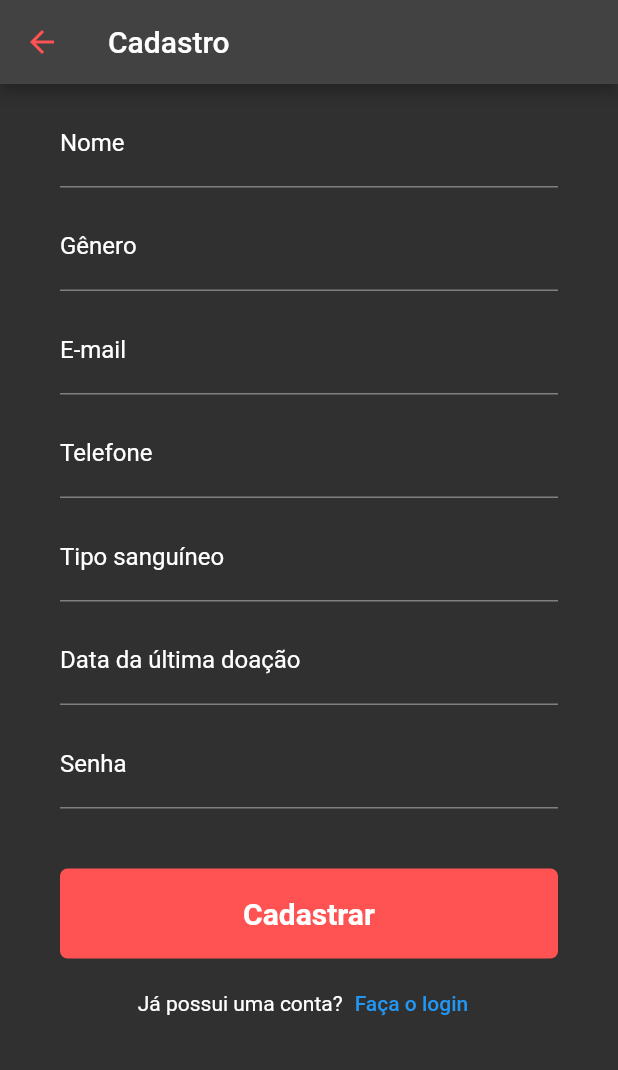
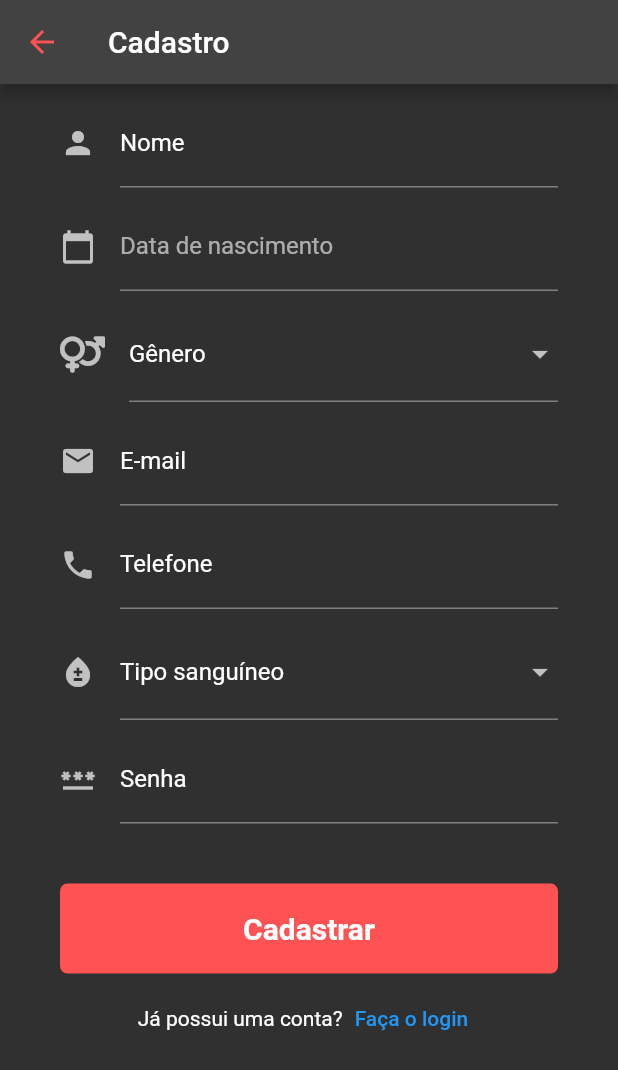
Before and after one commit to jsgorlon/doe_sangue, a Flutter app: the SignupPage screen opened directly, after a tap on "Cadastrar", on a phone screen of 412 x 824 dp. Shown: the top 1070 px of the screen. Run offline on Flutter 3.47's test engine with Material 2 defaults, Android fonts, the phone set to English and light mode, and no system bars; our stand-ins replace auto_size_text, font_awesome_flutter, mask_text_input_formatter, sqflite; missing offline and left inert: maps_launcher; accounts and stored records are empty.

Commit message:
tela de cadastro funcionando

```diff
--- a/lib/views/android/TabbedHome.page.dart
+++ b/lib/views/android/TabbedHome.page.dart
@@ -131,7 +131,7 @@ class _TabbedHomeState extends State<TabbedHome>
               accountEmail: Text('email@email.com'), //user data
             ),
             ListTile(
-              title: Text('Minha conta'),
+              title: Text('Meu perfil'),
               onTap: () {
                 Navigator.of(context).pushNamed('/profile');
               },
@@ -141,7 +141,7 @@ class _TabbedHomeState extends State<TabbedHome>
               title: Text('Localizar Hemocentro'),
               onTap: () {
                 MapsLauncher.launchQuery(
-                    'hemocentro');
+                    'doar sangue');
               },
             ),
 
--- a/lib/views/android/signup.page.dart
+++ b/lib/views/android/signup.page.dart
@@ -1,7 +1,13 @@
 // ignore_for_file: use_key_in_widget_constructors
 
+import 'package:doe_sangue/controller/usuario.controller.dart';
+import 'package:font_awesome_flutter/font_awesome_flutter.dart';
 import 'package:mask_text_input_formatter/mask_text_input_formatter.dart';
 import 'package:flutter/material.dart';
+import 'package:intl/intl.dart';
+
+import '../../models/usuario.dart';
+
 
 var maskFormatterPhone = MaskTextInputFormatter(
   mask: '(##) #####-####',
@@ -9,13 +15,44 @@ var maskFormatterPhone = MaskTextInputFormatter(
   type: MaskAutoCompletionType.lazy
 );
 
-var maskFormatterDate = MaskTextInputFormatter(
-  mask: '##/##/####',
-  filter: { "#": RegExp(r'[0-9]') },
-  type: MaskAutoCompletionType.lazy
-);
 
-class SignupPage extends StatelessWidget {
+class SignupPage extends StatefulWidget {
+  @override
+  State<SignupPage> createState() => _SignupPageState();
+}
+
+class _SignupPageState extends State<SignupPage> {
+
+  TextEditingController birthdate = TextEditingController();
+
+
+  String? nomeUsuario;
+  String? sexo;
+  DateTime? dataNascimento;
+  String? email;
+  String? telefone;
+  String? tipoSanguineo;
+  String? senha;
+
+  final formKey = GlobalKey<FormState>();
+
+  void save(BuildContext context) async {
+  formKey.currentState!.save();
+  var usuarioController = UsuarioController();
+  usuarioController.create(Usuario(nomeUsuario, sexo, dataNascimento, email, telefone, tipoSanguineo, senha));
+  Navigator.of(context).pop();
+  }
+
+  stringToData(String data) {
+  dataNascimento = DateTime.parse(data);
+  }
+
+  @override
+
+  void initState() {
+    super.initState();
+  }
+
   @override
   Widget build(BuildContext context) {
     return Scaffold(
@@ -28,13 +65,17 @@ class SignupPage extends StatelessWidget {
           onPressed: () => Navigator.pop(context, false),
         ),
       ),
-      body: Container(
+      body: Form(
+        key: formKey,
+        child: Container(
           padding: const EdgeInsets.only(top: 10, left: 40, right: 40),
           child: ListView(
             children: <Widget>[
+
               TextFormField(
                 keyboardType: TextInputType.text,
                 decoration: const InputDecoration(
+                  icon: Icon(Icons.person),
                   labelText: "Nome",
                   labelStyle: TextStyle(
                     color: Colors.white,
@@ -45,29 +86,70 @@ class SignupPage extends StatelessWidget {
                 style: const TextStyle(
                   fontSize: 16,
                 ),
+                onSaved: (name) => nomeUsuario = name,
               ),
+
               const SizedBox(
                 height: 10,
                 ),
+
               TextFormField(
-              keyboardType: TextInputType.text,
+                controller: birthdate,
                 decoration: const InputDecoration(
-                labelText: "Gênero",
-                labelStyle: TextStyle(
-                  color: Colors.white,
-                  fontSize: 16,
+                    icon: Icon(Icons.calendar_today),
+                    labelText: "Data de nascimento"
                     ),
+                readOnly: true,
+                onTap: () async {
+                  DateTime? birthDate = await showDatePicker(
+                      context: context,
+                      initialDate: DateTime.now(),
+                      firstDate: DateTime(1900),
+                      lastDate: DateTime.now(),
+                  );
+
+                if(birthDate != null ){
+                      String date = DateFormat('yyyy-MM-dd').format(birthDate);
+                    setState(() {
+                      birthdate.text = date;
+                      }
+                    );
+                  }
+                },
+                onSaved: (date) => stringToData(date!),
               ),
-              style: const TextStyle(
-                fontSize: 16,
-              ),
-            ),
+
               const SizedBox(
                   height: 10,
                   ),
+
+              DropdownButtonFormField(
+                decoration: const InputDecoration(
+                  icon: FaIcon(FontAwesomeIcons.venusMars),
+                  labelText: "Gênero",
+                  labelStyle: TextStyle(fontSize: 16, color: Colors.white),
+                ),
+                items: <String>['Masculino', 'Feminino'].map<DropdownMenuItem<String>>((String gender) {
+                  return DropdownMenuItem<String>(
+                    value: gender,
+                    child: Text(gender,
+                      style: const TextStyle(fontSize: 16),
+                      ),
+                    );
+                  }
+                ).toList(),
+                onChanged: (String? gender) {  },
+                onSaved: (gender) => sexo = gender,
+              ),
+
+              const SizedBox(
+                height: 10,
+                ),
+
               TextFormField(
                 keyboardType: TextInputType.emailAddress,
                 decoration: const InputDecoration(
+                  icon: Icon(Icons.email),
                   labelText: "E-mail",
                   labelStyle: TextStyle(
                     color: Colors.white,
@@ -77,14 +159,18 @@ class SignupPage extends StatelessWidget {
                 style: const TextStyle(
                   fontSize: 16,
                 ),
+                onSaved: (adress) => email = adress,
               ),
+
               const SizedBox(
                 height: 10,
                 ),
+
               TextFormField(
                 inputFormatters: [maskFormatterPhone],
                 keyboardType: TextInputType.phone,
                 decoration: const InputDecoration(
+                  icon: Icon(Icons.phone),
                   labelText: "Telefone",
                   labelStyle: TextStyle(
                     color: Colors.white,
@@ -94,47 +180,71 @@ class SignupPage extends StatelessWidget {
                 style: const TextStyle(
                   fontSize: 16,
                 ),
+                onSaved: (phone) => telefone = phone,
               ),
+
               const SizedBox(
                 height: 10,
                 ),
-            TextFormField(
-              keyboardType: TextInputType.text,
+
+              DropdownButtonFormField(
                 decoration: const InputDecoration(
+                  icon: Icon(Icons.bloodtype),
                   labelText: "Tipo sanguíneo",
-                labelStyle: TextStyle(
-                  color: Colors.white,
-                  fontSize: 16,
+                  labelStyle: TextStyle(fontSize: 16, color: Colors.white),
                 ),
+                items: <String>['A+', 'B+', 'AB+', 'O+', 'A-', 'B-', 'AB-', 'O-'].map<DropdownMenuItem<String>>((String value) {
+                  return DropdownMenuItem<String>(
+                    value: value,
+                    child: Text(value,
+                      style: const TextStyle(fontSize: 16),
                       ),
-              style: const TextStyle(
-                fontSize: 16,
+                    );
+                  }
+                ).toList(),
+                onChanged: (String? value) {  },
+                onSaved: (type) => tipoSanguineo = type,
               ),
-            ),
+
               const SizedBox(
                 height: 10,
                 ),
-            TextFormField(
-              inputFormatters: [maskFormatterDate],
-              keyboardType: TextInputType.datetime,
+
+              /*TextFormField(
+                controller: dateinput,
                 decoration: const InputDecoration(
-                labelText: "Data da última doação",
-                labelStyle: TextStyle(
-                  color: Colors.white,
-                  fontSize: 16,
+                    icon: Icon(Icons.calendar_today),
+                    labelText: "Data da última doação"
                     ),
+                readOnly: true,
+                onTap: () async {
+                  DateTime? pickedDate = await showDatePicker(
+                      context: context,
+                      initialDate: DateTime.now(),
+                      firstDate: DateTime(1950),
+                      lastDate: DateTime.now(),
+                  );
+
+                if(pickedDate != null ){
+                      String value = DateFormat('dd/MM/yyyy').format(pickedDate);
+                    setState(() {
+                      dateinput.text = value;
+                      }
+                    );
+                  }
+                },
+                onSaved: (value) => ultimaDoacao = value as DateTime?,
               ),
-              style: const TextStyle(
-                fontSize: 16,
-              ),
-            ),
+
               const SizedBox(
                 height: 10,
-            ),
+                ),*/
+
               TextFormField(
                 keyboardType: TextInputType.text,
                 obscureText: true,
                 decoration: const InputDecoration(
+                  icon: Icon(Icons.password),
                   labelText: "Senha",
                   labelStyle: TextStyle(
                     color: Colors.white,
@@ -142,10 +252,13 @@ class SignupPage extends StatelessWidget {
                   ),
                 ),
                 style: const TextStyle(fontSize: 16),
+                onSaved: (password) => senha = password,
               ),
+
               const SizedBox(
                 height: 40,
                 ),
+
               Container(
                 height: 60,
                 alignment: Alignment.centerLeft,
@@ -166,13 +279,15 @@ class SignupPage extends StatelessWidget {
                       ),
                       textAlign: TextAlign.center,
                     ),
-                  onPressed: () {},
+                    onPressed: () => save(context),
                   ),
                 ),
               ),
+
               const SizedBox(
                 height: 10,
                 ),
+
               SizedBox (
                 height: 40,
                 child: Row(
@@ -189,7 +304,9 @@ class SignupPage extends StatelessWidget {
                   ],
                 ),
               ),
+
             ],
+          ),
         ),
       ),
     );
--- a/pubspec.yaml
+++ b/pubspec.yaml
@@ -44,6 +44,8 @@ dependencies:
   sqflite: ^2.2.0+3
   path: ^1.8.0
   path_provider: ^2.0.11
+  font_awesome_flutter: ^10.2.1
+  intl: ^0.17.0
 
 dev_dependencies:
   flutter_test:
```
Also changed, not shown: lib/controller/usuario.controller.dart (+14 -6 lines), lib/models/usuario.dart (+10 -12 lines), lib/views/android/profile.page.dart (+8 -1 lines), lib/main.dart (line endings or trailing spaces), pubspec.lock, 1 other file. Lines whose indentation alone changed are shown as unchanged.
